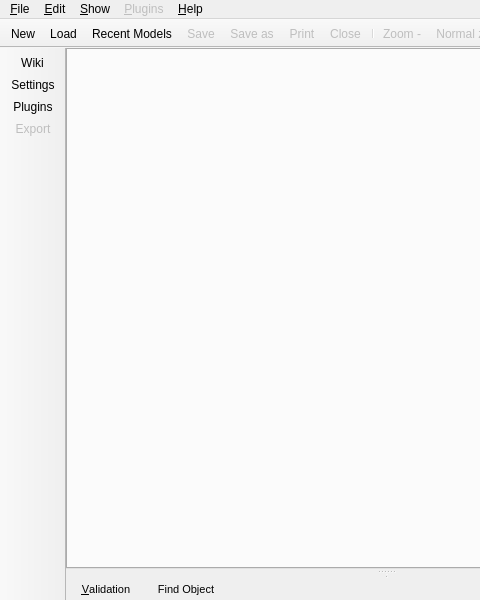
Above: libpgmodeler_ui/ui/mainwindow.ui from pgmodeler/pgmodeler before the change; both pictures show x 0 to 480 and y 0 to 600 of the 1000 by 600 pixel window. Below: the same form after it.
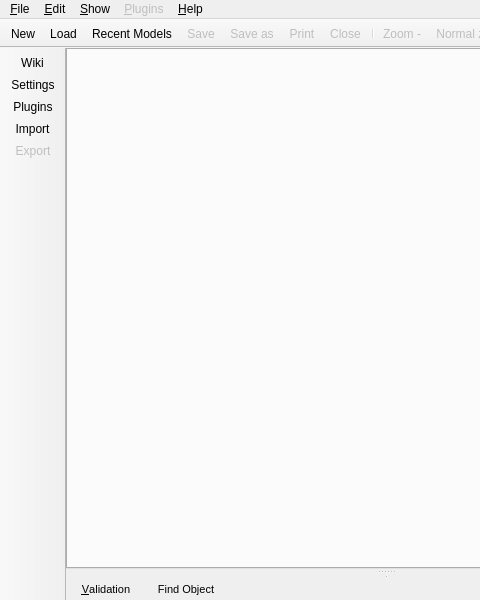
That is the form after the change. Icons and pictures are not drawn.

What changed in the file:
```diff
--- a/libpgmodeler_ui/ui/mainwindow.ui
+++ b/libpgmodeler_ui/ui/mainwindow.ui
@@ -662,6 +662,7 @@
    <addaction name="action_wiki"/>
    <addaction name="action_configuration"/>
    <addaction name="action_plugins"/>
+   <addaction name="action_import"/>
    <addaction name="action_export"/>
   </widget>
   <action name="action_new_model">
```
